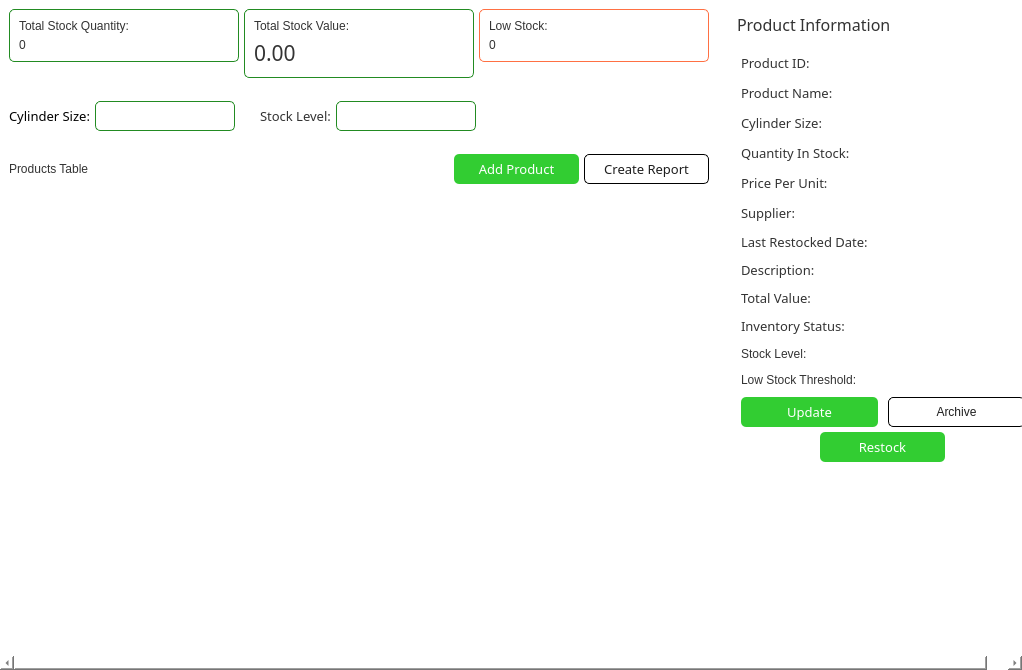
Above: app/src/ui/NEW/inventory_page.ui from Kazu0210/Inventory-System before the change. Below: the same form after it.
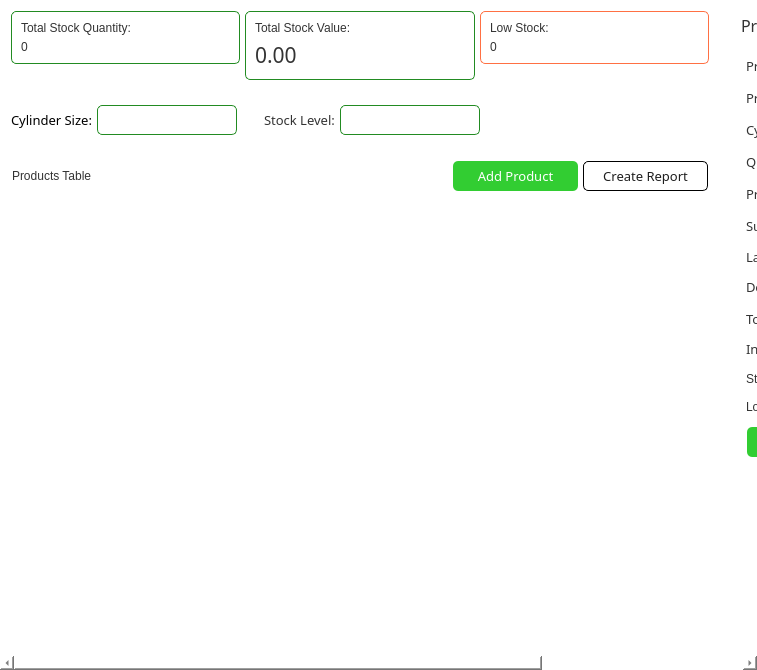
That is the form after the change.

What changed in the file:
```diff
--- a/app/src/ui/NEW/inventory_page.ui
+++ b/app/src/ui/NEW/inventory_page.ui
@@ -6,7 +6,7 @@
    <rect>
     <x>0</x>
     <y>0</y>
-    <width>1022</width>
+    <width>757</width>
     <height>670</height>
    </rect>
   </property>
@@ -39,7 +39,48 @@
    <item>
     <widget class="QScrollArea" name="scrollArea">
      <property name="styleSheet">
-      <string notr="true">border: none;</string>
+      <string notr="true">#scrollArea{
+border: none;
+}
+QScrollBar:hover{
+ cursor: pointer;
+}
+            QScrollBar:vertical {
+                border: none;
+                background: #F0F0F0;
+                width: 14px;
+                margin: 0px 0px 0px 0px;
+            }
+            QScrollBar::handle:vertical {
+                background: #90A4AE;
+                border-radius: 7px;
+                min-height: 30px;
+            }
+            QScrollBar::add-line:vertical, QScrollBar::sub-line:vertical {
+                height: 0px;
+                background: none;
+            }
+            QScrollBar::add-page:vertical, QScrollBar::sub-page:vertical {
+                background: #F0F0F0;
+            }
+            QScrollBar:horizontal {
+                border: none;
+                background: #f0f0f0;
+                height: 14px;
+                margin: 0px 0px 0px 0px;
+            }
+            QScrollBar::handle:horizontal {
+                background: #90A4AE;
+                border-radius: 7px;
+                min-width: 14px;
+            }
+            QScrollBar::add-line:horizontal, QScrollBar::sub-line:horizontal {
+                width: 0px;
+                background: none;
+            }
+            QScrollBar::add-page:horizontal, QScrollBar::sub-page:horizontal {
+                background: #f0f0f0;
+            }</string>
      </property>
      <property name="widgetResizable">
       <bool>true</bool>
@@ -49,8 +90,8 @@
        <rect>
         <x>0</x>
         <y>0</y>
-        <width>1043</width>
-        <height>653</height>
+        <width>1045</width>
+        <height>656</height>
        </rect>
       </property>
       <layout class="QHBoxLayout" name="horizontalLayout_60">
```
